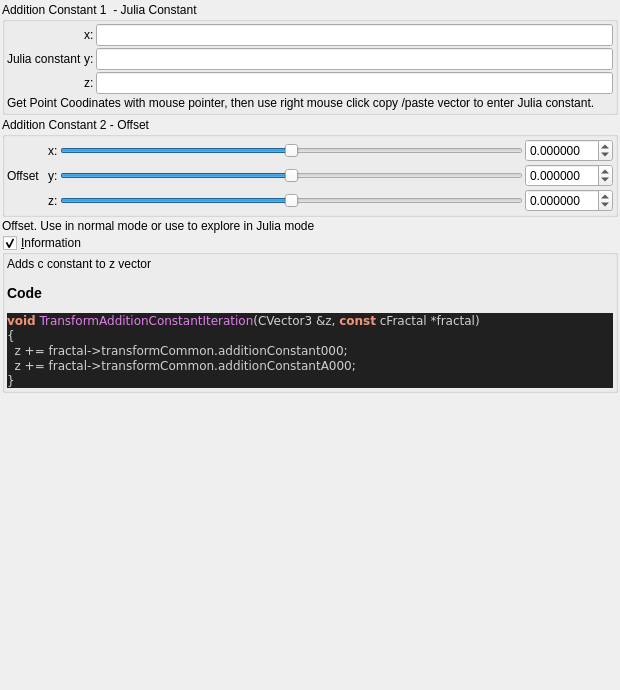
Old version of the form mandelbulber2/qt_data/fractal_transf_addition_constant.ui in the repository buddhi1980/mandelbulber2.
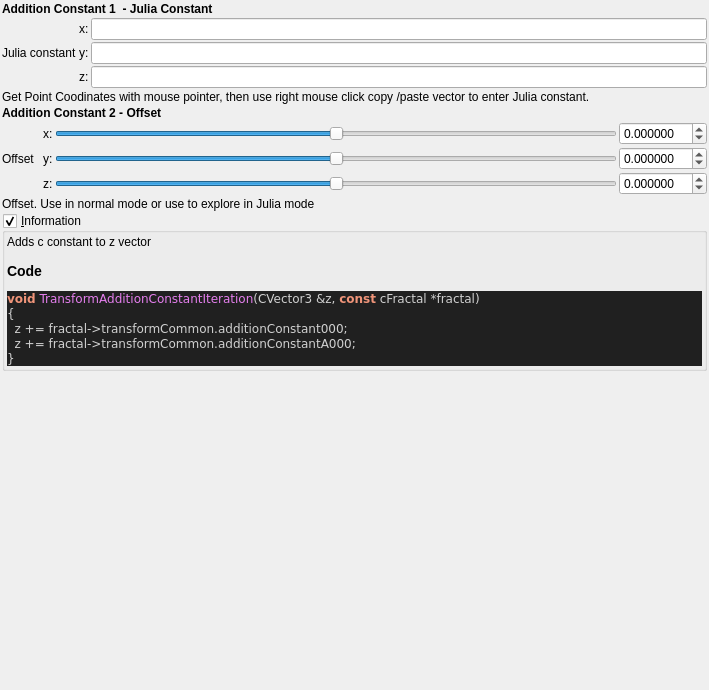
New version of the form. Custom widgets are drawn as their Qt base class.

```diff
--- a/mandelbulber2/qt_data/fractal_transf_addition_constant.ui
+++ b/mandelbulber2/qt_data/fractal_transf_addition_constant.ui
@@ -6,7 +6,7 @@
    <rect>
     <x>0</x>
     <y>0</y>
-    <width>620</width>
+    <width>709</width>
     <height>690</height>
    </rect>
   </property>
@@ -30,32 +30,18 @@
     <number>2</number>
    </property>
    <item>
-    <widget class="QGroupBox" name="groupBox_3">
-     <property name="toolTip">
-      <string/>
+    <widget class="QLabel" name="label_258">
+     <property name="font">
+      <font>
+       <weight>75</weight>
+       <bold>true</bold>
+      </font>
      </property>
-     <property name="title">
+     <property name="text">
       <string>Addition Constant 1  - Julia Constant</string>
      </property>
-     <property name="checkable">
-      <bool>false</bool>
-     </property>
-     <layout class="QVBoxLayout" name="verticalLayout_30" stretch="0,0">
-      <property name="spacing">
-       <number>2</number>
-      </property>
-      <property name="leftMargin">
-       <number>2</number>
-      </property>
-      <property name="topMargin">
-       <number>2</number>
-      </property>
-      <property name="rightMargin">
-       <number>2</number>
-      </property>
-      <property name="bottomMargin">
-       <number>2</number>
-      </property>
+    </widget>
+   </item>
       <item>
        <layout class="QGridLayout" name="gridLayout_64">
         <property name="spacing">
@@ -131,36 +117,19 @@
         </property>
        </widget>
       </item>
-     </layout>
-    </widget>
-   </item>
    <item>
-    <widget class="QGroupBox" name="groupBox_2">
-     <property name="toolTip">
-      <string/>
+    <widget class="QLabel" name="label_257">
+     <property name="font">
+      <font>
+       <weight>75</weight>
+       <bold>true</bold>
+      </font>
      </property>
-     <property name="title">
+     <property name="text">
       <string>Addition Constant 2 - Offset</string>
      </property>
-     <property name="checkable">
-      <bool>false</bool>
-     </property>
-     <layout class="QVBoxLayout" name="verticalLayout_29" stretch="0">
-      <property name="spacing">
-       <number>2</number>
-      </property>
-      <property name="leftMargin">
-       <number>2</number>
-      </property>
-      <property name="topMargin">
-       <number>2</number>
-      </property>
-      <property name="rightMargin">
-       <number>2</number>
-      </property>
-      <property name="bottomMargin">
-       <number>2</number>
-      </property>
+    </widget>
+   </item>
       <item>
        <layout class="QGridLayout" name="gridLayout_63">
         <property name="spacing">
@@ -345,9 +314,6 @@
          </widget>
         </item>
        </layout>
-      </item>
-     </layout>
-    </widget>
    </item>
    <item>
     <widget class="QLabel" name="label_2">
```
Lines whose indentation alone changed are shown as unchanged.
